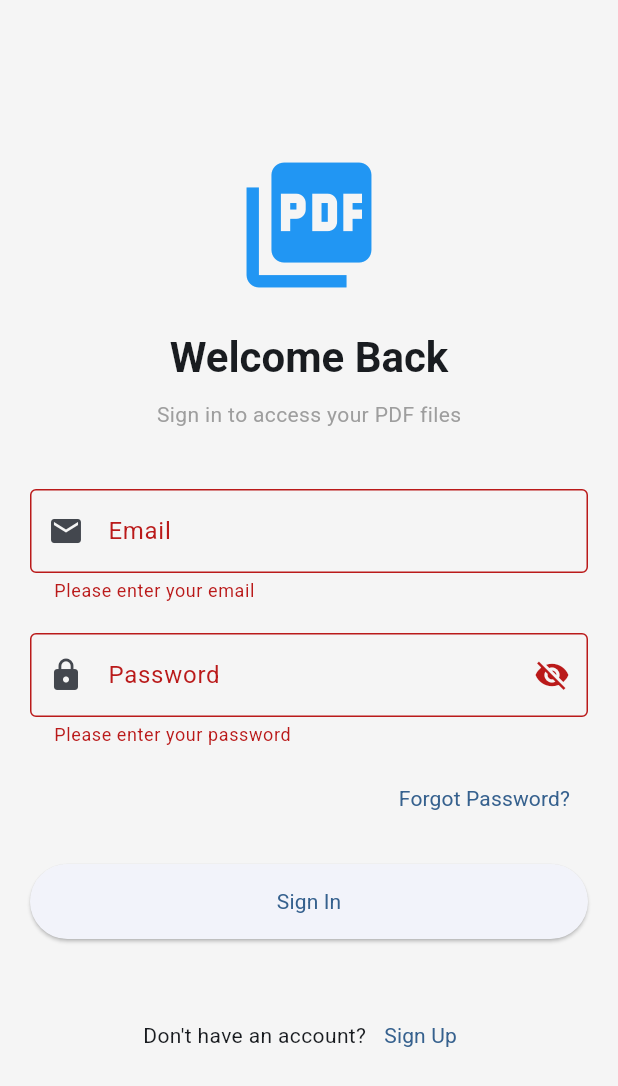
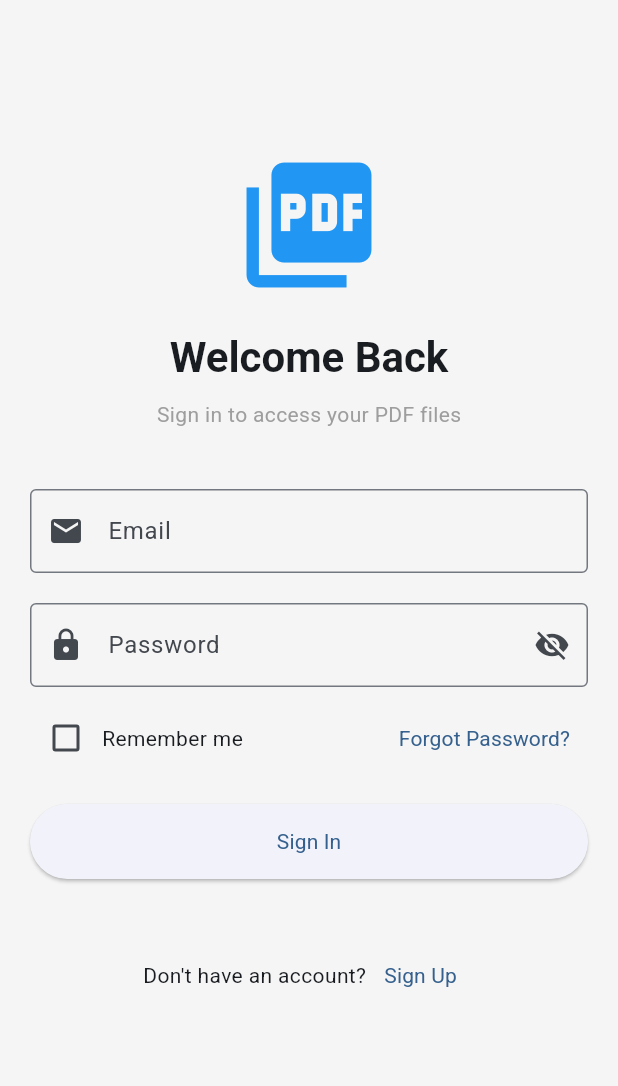
Before and after one commit to Mrxforte/pdf_reader_free, a Flutter app: the screen it shows after launch, after a tap on "Sign In", on a phone screen of 412 x 824 dp. Shown: the top 1086 px of the screen. Run offline on Flutter 3.47's test engine with Material 3 defaults, Android fonts, the phone set to English and light mode, and no system bars; our stand-ins replace cloud_firestore, file_picker, firebase_auth, firebase_core, firebase_storage, flutter_slidable and 2 more; missing offline and left inert: syncfusion_flutter_pdfviewer; accounts and stored records are empty.

Commit message:
Implement authentication features with "Remember Me" option and welcome screen

```diff
--- /dev/null
+++ b/devtools_options.yaml
@@ -0,0 +1,3 @@
+description: This file stores settings for Dart & Flutter DevTools.
+documentation: https://docs.flutter.dev/tools/devtools/extensions#configure-extension-enablement-states
+extensions:
--- a/lib/providers/auth_provider.dart
+++ b/lib/providers/auth_provider.dart
@@ -1,5 +1,6 @@
 import 'package:flutter/foundation.dart';
 import 'package:firebase_auth/firebase_auth.dart';
+import 'package:shared_preferences/shared_preferences.dart';
 import '../models/user.dart';
 import '../services/database_service.dart';
 
@@ -8,11 +9,16 @@
   AppUser? _user;
   bool _isLoading = false;
   String? _error;
+  bool _rememberMe = false;
+  bool _hasSkippedAuth = false;
 
   User? get firebaseUser => _firebaseUser;
   AppUser? get user => _user;
   bool get isLoading => _isLoading;
   String? get error => _error;
+  bool get rememberMe => _rememberMe;
+  bool get hasSkippedAuth => _hasSkippedAuth;
+  bool get isAuthenticated => _firebaseUser != null;
 
   final FirebaseAuth _auth = FirebaseAuth.instance;
   final DatabaseService _databaseService = DatabaseService();
@@ -22,6 +28,11 @@
   }
 
   Future<void> _init() async {
+    // Load saved preferences
+    final prefs = await SharedPreferences.getInstance();
+    _rememberMe = prefs.getBool('remember_me') ?? false;
+    _hasSkippedAuth = prefs.getBool('skipped_auth') ?? false;
+
     _auth.authStateChanges().listen((User? user) {
       _firebaseUser = user;
       if (user != null) {
@@ -61,6 +72,16 @@
         email: email,
         password: password,
       );
+
+      // Save remember me preference if enabled
+      if (_rememberMe) {
+        final prefs = await SharedPreferences.getInstance();
+        await prefs.setBool('remember_me', true);
+      }
+
+      // Clear skip flag on successful login
+      await _clearSkipFlag();
+
       return true;
     } on FirebaseAuthException catch (e) {
       _error = e.message;
@@ -99,6 +120,9 @@
         // Allow auth to succeed even if Firestore is disabled.
       }
 
+      // Clear skip flag on successful registration
+      await _clearSkipFlag();
+
       return true;
     } on FirebaseAuthException catch (e) {
       _error = e.message;
@@ -113,6 +137,11 @@
     try {
       await _auth.signOut();
       _user = null;
+
+      // Clear remember me on logout
+      final prefs = await SharedPreferences.getInstance();
+      await prefs.setBool('remember_me', false);
+      _rememberMe = false;
     } catch (e) {
       debugPrint('Error logging out: $e');
     }
@@ -127,6 +156,34 @@
       notifyListeners();
     }
   }
+
+  // Set remember me preference
+  void setRememberMe(bool value) {
+    _rememberMe = value;
+    notifyListeners();
+  }
+
+  // Skip authentication and go directly to home
+  Future<void> skipAuth() async {
+    final prefs = await SharedPreferences.getInstance();
+    await prefs.setBool('skipped_auth', true);
+    _hasSkippedAuth = true;
+    notifyListeners();
+  }
+
+  // Clear skip flag
+  Future<void> _clearSkipFlag() async {
+    final prefs = await SharedPreferences.getInstance();
+    await prefs.setBool('skipped_auth', false);
+    _hasSkippedAuth = false;
+  }
+
+  // Check if user should see auth screen
+  Future<bool> shouldShowAuth() async {
+    final prefs = await SharedPreferences.getInstance();
+    final hasSkipped = prefs.getBool('skipped_auth') ?? false;
+    return _firebaseUser == null && !hasSkipped;
+  }
 }
 
 // Auth provider is locale-agnostic.
--- a/lib/screens/auth/login_screen.dart
+++ b/lib/screens/auth/login_screen.dart
@@ -19,6 +19,7 @@
   final _passwordController = TextEditingController();
   bool _obscurePassword = true;
   bool _isLoading = false;
+  bool _rememberMe = false;
 
   @override
   void dispose() {
@@ -33,6 +34,10 @@
     setState(() => _isLoading = true);
 
     final authProvider = Provider.of<AuthProvider>(context, listen: false);
+
+    // Set remember me preference before login
+    authProvider.setRememberMe(_rememberMe);
+
     final success = await authProvider.loginWithEmail(
       _emailController.text.trim(),
       _passwordController.text.trim(),
@@ -138,19 +143,35 @@
                       },
                     ),
                     const SizedBox(height: 10),
-                    Align(
-                      alignment: Alignment.centerRight,
-                      child: TextButton(
+                    Row(
+                      mainAxisAlignment: MainAxisAlignment.spaceBetween,
+                      children: [
+                        Row(
+                          children: [
+                            Checkbox(
+                              value: _rememberMe,
+                              onChanged: (value) {
+                                setState(() {
+                                  _rememberMe = value ?? false;
+                                });
+                              },
+                            ),
+                            const Text('Remember me'),
+                          ],
+                        ),
+                        TextButton(
                           onPressed: () {
                             Navigator.push(
                               context,
                               MaterialPageRoute(
-                              builder: (context) => const ForgotPasswordScreen(),
+                                builder: (context) =>
+                                    const ForgotPasswordScreen(),
                               ),
                             );
                           },
                           child: Text(context.l10n.forgotPassword),
                         ),
+                      ],
                     ),
                     const SizedBox(height: 20),
                     SizedBox(
@@ -159,7 +180,8 @@
                       child: ElevatedButton(
                         onPressed: _isLoading ? null : _login,
                         child: _isLoading
-                            ? const CircularProgressIndicator(color: Colors.white)
+                            ? const CircularProgressIndicator(
+                                color: Colors.white)
                             : Text(context.l10n.signIn),
                       ),
                     ),
--- /dev/null
+++ b/lib/screens/auth/welcome_screen.dart
@@ -0,0 +1,195 @@
+import 'package:flutter/material.dart';
+import 'package:provider/provider.dart';
+import 'package:pdf_viewer_app/providers/auth_provider.dart';
+import 'package:pdf_viewer_app/screens/auth/login_screen.dart';
+import 'package:pdf_viewer_app/screens/auth/register_screen.dart';
+import 'package:pdf_viewer_app/screens/home_screen.dart';
+import 'package:pdf_viewer_app/utils/helpers.dart';
+
+class WelcomeScreen extends StatelessWidget {
+  const WelcomeScreen({super.key});
+
+  @override
+  Widget build(BuildContext context) {
+    return Scaffold(
+      body: SafeArea(
+        child: Padding(
+          padding: const EdgeInsets.all(24.0),
+          child: Column(
+            mainAxisAlignment: MainAxisAlignment.center,
+            children: [
+              const Spacer(),
+              // App Logo
+              Icon(
+                Icons.picture_as_pdf,
+                size: 120,
+                color: Theme.of(context).primaryColor,
+              ),
+              const SizedBox(height: 24),
+
+              // App Title
+              Text(
+                context.l10n.appTitle,
+                style: Theme.of(context).textTheme.headlineLarge?.copyWith(
+                      fontWeight: FontWeight.bold,
+                    ),
+                textAlign: TextAlign.center,
+              ),
+              const SizedBox(height: 12),
+
+              // Subtitle
+              Text(
+                'Your ultimate PDF viewing and management solution',
+                style: Theme.of(context).textTheme.bodyLarge?.copyWith(
+                      color: Colors.grey,
+                    ),
+                textAlign: TextAlign.center,
+              ),
+              const SizedBox(height: 48),
+
+              // Features List
+              _buildFeature(
+                context,
+                Icons.cloud_upload,
+                'Upload & Store',
+                'Keep your PDFs safe in the cloud',
+              ),
+              const SizedBox(height: 16),
+              _buildFeature(
+                context,
+                Icons.favorite,
+                'Organize',
+                'Mark favorites and access recent files',
+              ),
+              const SizedBox(height: 16),
+              _buildFeature(
+                context,
+                Icons.share,
+                'Share',
+                'Share documents with ease',
+              ),
+
+              const Spacer(),
+
+              // Sign In Button
+              SizedBox(
+                width: double.infinity,
+                height: 50,
+                child: ElevatedButton(
+                  onPressed: () {
+                    Navigator.push(
+                      context,
+                      MaterialPageRoute(
+                        builder: (context) => const LoginScreen(),
+                      ),
+                    );
+                  },
+                  child: Text(
+                    context.l10n.signIn,
+                    style: const TextStyle(fontSize: 16),
+                  ),
+                ),
+              ),
+              const SizedBox(height: 12),
+
+              // Sign Up Button
+              SizedBox(
+                width: double.infinity,
+                height: 50,
+                child: OutlinedButton(
+                  onPressed: () {
+                    Navigator.push(
+                      context,
+                      MaterialPageRoute(
+                        builder: (context) => const RegisterScreen(),
+                      ),
+                    );
+                  },
+                  child: Text(
+                    context.l10n.createAccount,
+                    style: const TextStyle(fontSize: 16),
+                  ),
+                ),
+              ),
+              const SizedBox(height: 12),
+
+              // Skip Button
+              TextButton(
+                onPressed: () async {
+                  final authProvider = Provider.of<AuthProvider>(
+                    context,
+                    listen: false,
+                  );
+                  await authProvider.skipAuth();
+
+                  if (context.mounted) {
+                    Navigator.pushReplacement(
+                      context,
+                      MaterialPageRoute(
+                        builder: (context) => const HomeScreen(),
+                      ),
+                    );
+                  }
+                },
+                child: Text(
+                  'Skip for now',
+                  style: TextStyle(
+                    fontSize: 16,
+                    color: Colors.grey[600],
+                  ),
+                ),
+              ),
+              const SizedBox(height: 24),
+            ],
+          ),
+        ),
+      ),
+    );
+  }
+
+  Widget _buildFeature(
+    BuildContext context,
+    IconData icon,
+    String title,
+    String description,
+  ) {
+    return Row(
+      children: [
+        Container(
+          padding: const EdgeInsets.all(12),
+          decoration: BoxDecoration(
+            color: Theme.of(context).primaryColor.withOpacity(0.1),
+            borderRadius: BorderRadius.circular(12),
+          ),
+          child: Icon(
+            icon,
+            color: Theme.of(context).primaryColor,
+            size: 28,
+          ),
+        ),
+        const SizedBox(width: 16),
+        Expanded(
+          child: Column(
+            crossAxisAlignment: CrossAxisAlignment.start,
+            children: [
+              Text(
+                title,
+                style: const TextStyle(
+                  fontSize: 16,
+                  fontWeight: FontWeight.bold,
+                ),
+              ),
+              Text(
+                description,
+                style: TextStyle(
+                  fontSize: 14,
+                  color: Colors.grey[600],
+                ),
+              ),
+            ],
+          ),
+        ),
+      ],
+    );
+  }
+}
--- a/lib/screens/splash_screen.dart
+++ b/lib/screens/splash_screen.dart
@@ -1,7 +1,7 @@
 import 'package:flutter/material.dart';
 import 'package:provider/provider.dart';
 import 'package:pdf_viewer_app/providers/auth_provider.dart';
-import 'package:pdf_viewer_app/screens/auth/login_screen.dart';
+import 'package:pdf_viewer_app/screens/auth/welcome_screen.dart';
 import 'package:pdf_viewer_app/screens/home_screen.dart';
 import 'package:pdf_viewer_app/utils/helpers.dart';
 
@@ -12,7 +12,8 @@
   State<SplashScreen> createState() => _SplashScreenState();
 }
 
-class _SplashScreenState extends State<SplashScreen> with SingleTickerProviderStateMixin {
+class _SplashScreenState extends State<SplashScreen>
+    with SingleTickerProviderStateMixin {
   late AnimationController _controller;
   late Animation<double> _animation;
 
@@ -39,15 +40,19 @@
 
     final authProvider = Provider.of<AuthProvider>(context, listen: false);
 
-    if (authProvider.firebaseUser != null) {
+    // Check if user is authenticated or has skipped auth
+    if (authProvider.firebaseUser != null || authProvider.hasSkippedAuth) {
       Navigator.pushReplacement(
         context,
-        MaterialPageRoute(builder: (BuildContext context) => const HomeScreen()),
+        MaterialPageRoute(
+            builder: (BuildContext context) => const HomeScreen()),
       );
     } else {
+      // Show welcome screen for new users
       Navigator.pushReplacement(
         context,
-        MaterialPageRoute(builder: (BuildContext context) => const LoginScreen()),
+        MaterialPageRoute(
+            builder: (BuildContext context) => const WelcomeScreen()),
       );
     }
   }
```
Also changed, not shown: lib/widgets/drawer_menu.dart (+30 -6 lines), 1 other file. Lines whose indentation alone changed are shown as unchanged.
